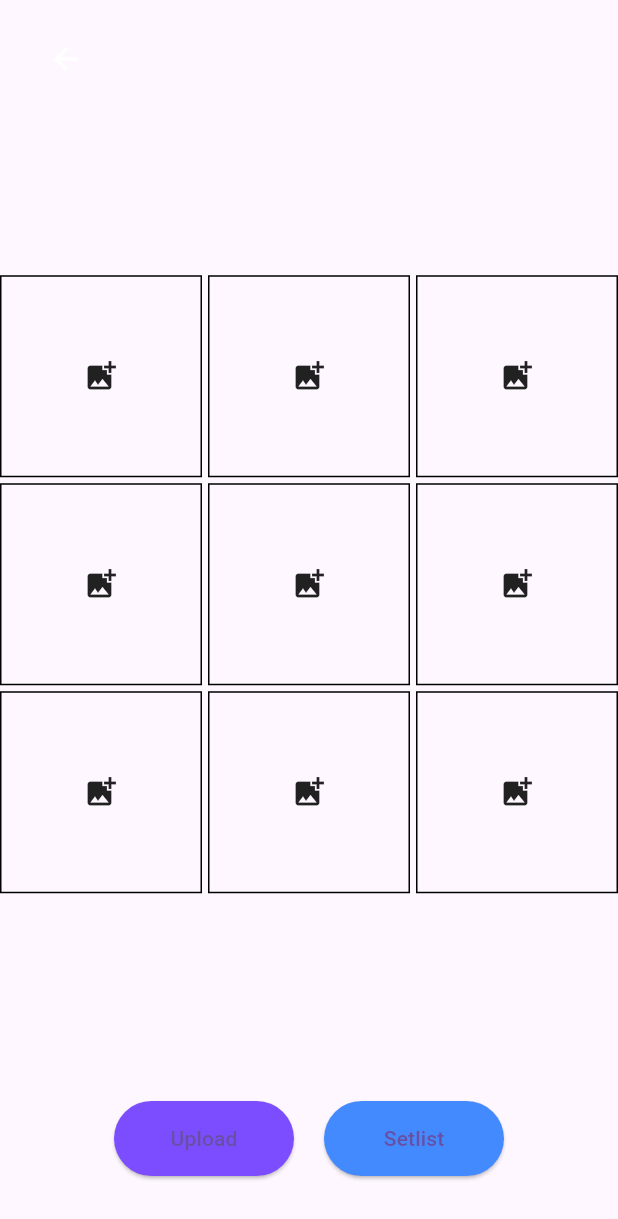
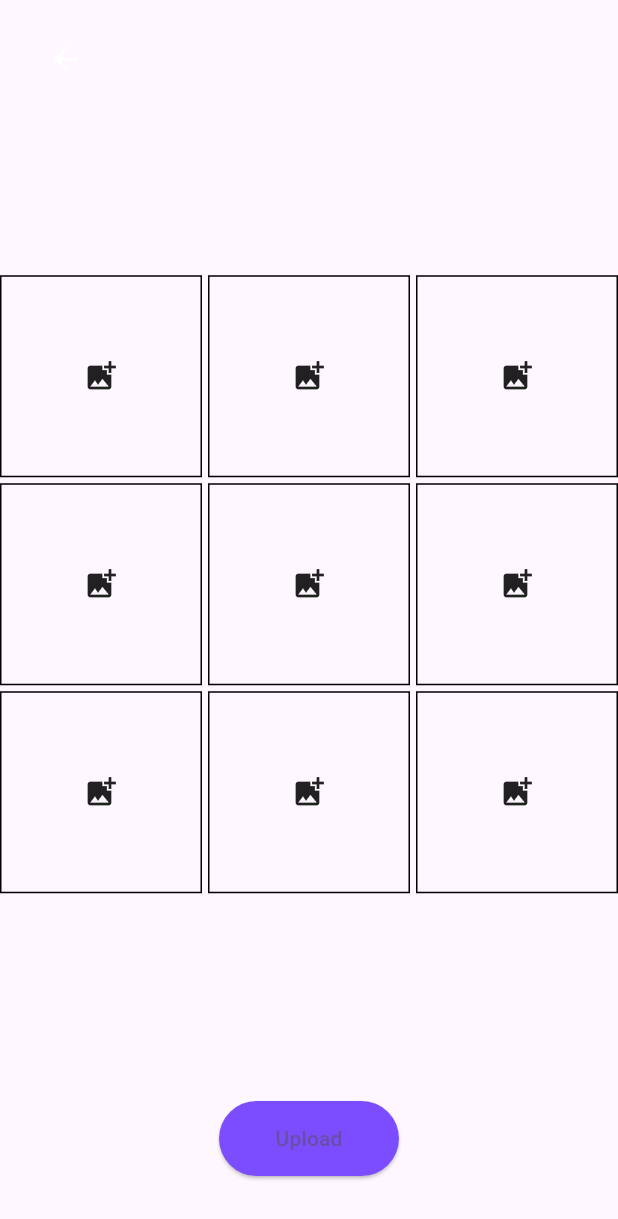
Before and after one commit to smjy9502/faber_ticket_tkptsl, a Flutter app: the PhotoScreen screen opened directly, on a phone screen of 412 x 824 dp. Shown: the top 1219 px of the screen. Run offline on Flutter 3.47's test engine with Material 3 defaults, Android fonts, the light colour scheme and no system bars; our stand-ins replace cloud_firestore, firebase_auth, firebase_core, firebase_storage; missing offline and left inert: dart:html; accounts and stored records are empty; generated files the repository leaves out were written again; network calls fail.

Commit message:
tkptsl-v1.1

```diff
--- a/lib/screens/main_screen.dart
+++ b/lib/screens/main_screen.dart
@@ -1,3 +1,4 @@
+import 'package:faber_ticket_tkptsl/screens/custom_screen.dart';
 import 'package:faber_ticket_tkptsl/screens/photo_screen.dart';
 import 'package:flutter/material.dart';
 import 'package:faber_ticket_tkptsl/utils/constants.dart';
@@ -62,7 +63,7 @@ class _MainScreenState extends State<MainScreen> {
             child: ElevatedButton(
               onPressed: () => Navigator.push(
                 context,
-                MaterialPageRoute(builder: (context) => PhotoScreen()),
+                MaterialPageRoute(builder: (context) => CustomScreen()),
               ),
               style: ElevatedButton.styleFrom(
                 minimumSize: Size(120, 50),
--- a/lib/screens/photo_screen.dart
+++ b/lib/screens/photo_screen.dart
@@ -1,4 +1,5 @@
 import 'dart:html' as html;
+import 'package:faber_ticket_tkptsl/screens/custom_screen.dart';
 import 'package:faber_ticket_tkptsl/screens/main_screen.dart';
 import 'package:faber_ticket_tkptsl/screens/song_screen.dart';
 import 'package:firebase_auth/firebase_auth.dart';
@@ -107,7 +108,7 @@ class _PhotoScreenState extends State<PhotoScreen> {
               icon: Icon(Icons.arrow_back, color: Colors.white),
               onPressed: () => Navigator.pushReplacement(
                 context,
-                MaterialPageRoute(builder: (context) => MainScreen()),
+                MaterialPageRoute(builder: (context) => CustomScreen()),
               ),
             ),
           ),
@@ -158,21 +159,6 @@ class _PhotoScreenState extends State<PhotoScreen> {
                         ),
                         child: Text('Upload'),
                       ),
-                      SizedBox(width: 20), // ✅ 버튼 간격 조정
-                      ElevatedButton(
-                        onPressed: () => Navigator.push(
-                          context,
-                          MaterialPageRoute(builder: (context) => SongScreen()),
-                        ),
-                        style: ElevatedButton.styleFrom(
-                          minimumSize: Size(120, 50),
-                          shape: RoundedRectangleBorder(
-                            borderRadius: BorderRadius.circular(25),
-                          ),
-                          backgroundColor: Colors.blueAccent,
-                        ),
-                        child: Text('Setlist'),
-                      ),
                     ],
                   ),
                 ),
--- a/lib/screens/song_screen.dart
+++ b/lib/screens/song_screen.dart
@@ -1,3 +1,4 @@
+import 'package:faber_ticket_tkptsl/screens/custom_screen.dart';
 import 'package:faber_ticket_tkptsl/screens/main_screen.dart';
 import 'package:faber_ticket_tkptsl/screens/photo_screen.dart';
 import 'package:firebase_storage/firebase_storage.dart';
@@ -93,7 +94,7 @@ class _SongScreenState extends State<SongScreen> {
               onPressed: () {
                 Navigator.pushReplacement(
                   context,
-                  MaterialPageRoute(builder: (context) => PhotoScreen()),
+                  MaterialPageRoute(builder: (context) => CustomScreen()),
                 );
               },
             ),
```
Also changed, not shown: lib/screens/custom_screen.dart (+22 -1 lines), 1 other file.
